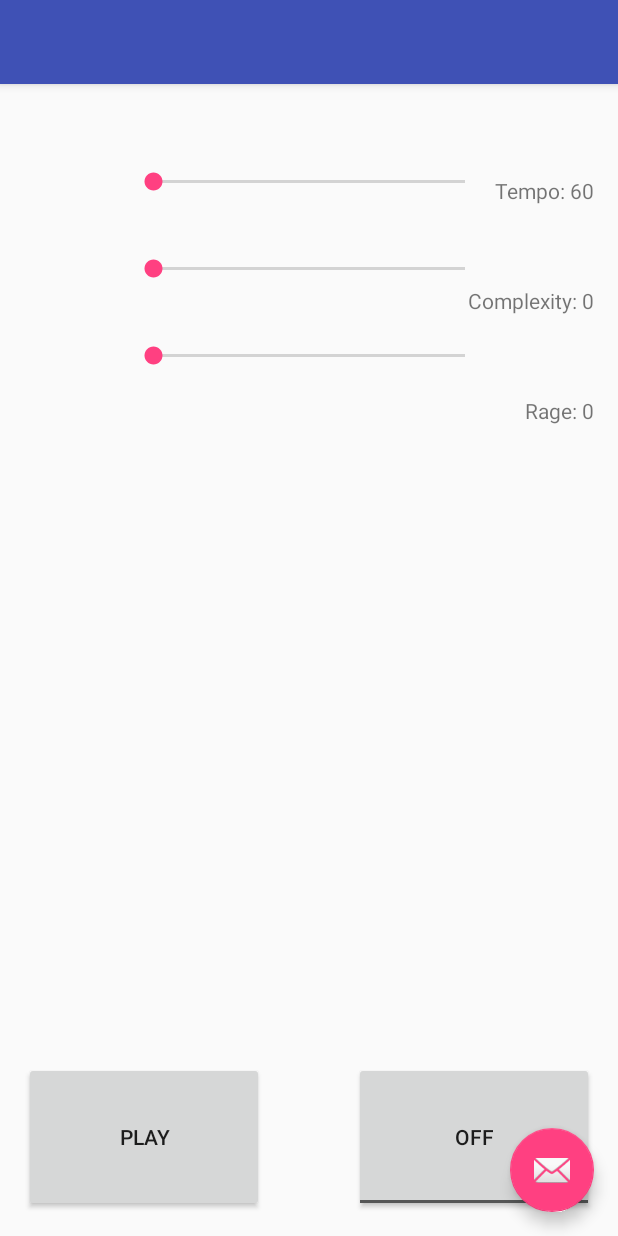
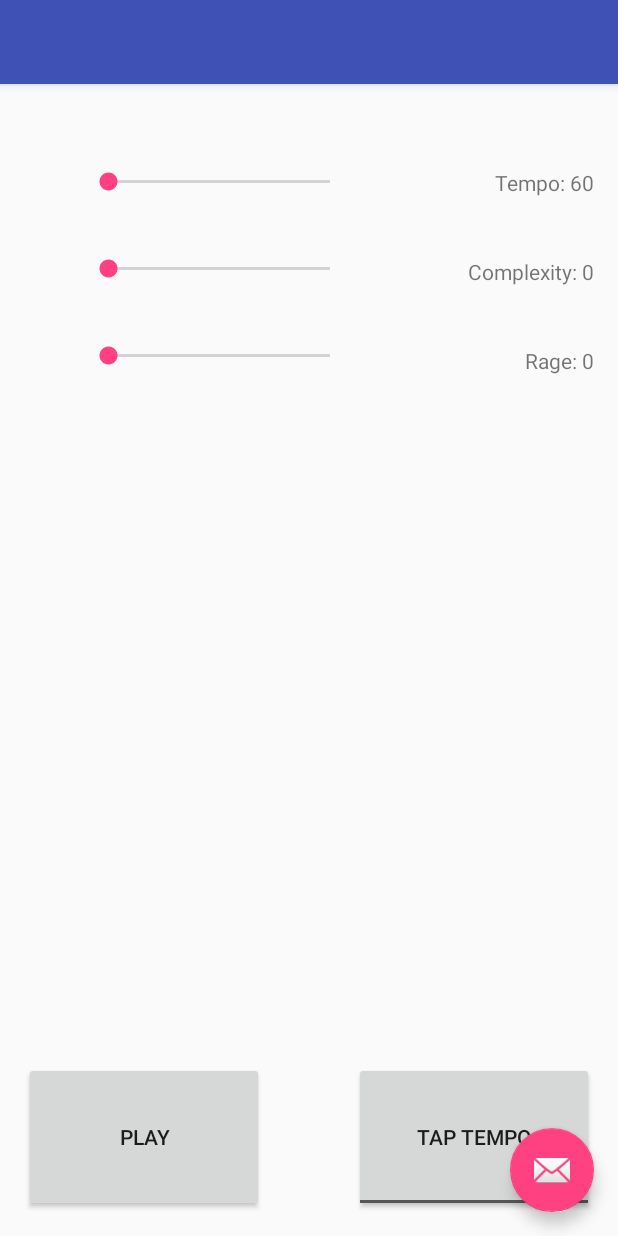
Before and after one commit to celowsky/autodj, an Android app: the screen it shows after launch (Composer), on a phone screen of 412 x 824 dp. Run offline under Robolectric (Android 15) with nearby library versions, the phone set to English and light mode, and no system bars; pictures from the network do not load.

Commit message:
Changed the UI so that it looks good. we believe that my emulator distorts the screen, so the UI we had before looks distorted on other screens. Also we changed the text in the Tap Tempo Button

```diff
--- a/app/src/main/res/layout/content_main.xml
+++ b/app/src/main/res/layout/content_main.xml
@@ -13,10 +13,9 @@
 
     <SeekBar
         android:layout_height="wrap_content"
-        android:layout_width="240dp"
-        android:layout_centerHorizontal="true"
+        android:layout_width="180dp"
         android:paddingTop="40dp"
-        android:paddingRight="52dp"
+        android:layout_marginLeft="40dp"
         android:max="90"
         android:id="@+id/tempoSeekBar" />
 
@@ -25,16 +24,15 @@
         android:text="Tempo: 60"
         android:layout_width="wrap_content"
         android:layout_height="wrap_content"
-        android:paddingTop="45dp"
+        android:paddingTop="40dp"
         android:layout_alignParentRight="true"
         android:id="@+id/tempoTextView" />
 
     <SeekBar
         android:layout_height="wrap_content"
-        android:layout_width="240dp"
-        android:layout_centerHorizontal="true"
+        android:layout_width="180dp"
         android:paddingTop="40dp"
-        android:paddingRight="52dp"
+        android:layout_marginLeft="40dp"
         android:layout_below="@id/tempoSeekBar"
         android:max="10"
         android:id="@+id/complexitySeekBar" />
@@ -45,16 +43,16 @@
         android:layout_width="wrap_content"
         android:layout_height="wrap_content"
         android:layout_alignParentRight="true"
-        android:paddingTop="54dp"
+        android:paddingTop="40dp"
         android:layout_below="@id/tempoTextView"
         android:id="@+id/complexityTextView" />
 
     <SeekBar
         android:layout_height="wrap_content"
-        android:layout_width="240dp"
-        android:layout_centerHorizontal="true"
+        android:layout_width="180dp"
+
         android:max="10"
-        android:paddingRight="52dp"
+        android:layout_marginLeft="40dp"
         android:paddingTop="40dp"
         android:layout_below="@id/complexitySeekBar"
         android:id="@+id/rageSeekBar" />
@@ -64,7 +62,7 @@
         android:text="Rage: 0"
         android:layout_width="wrap_content"
         android:layout_height="wrap_content"
-        android:paddingTop="54dp"
+        android:paddingTop="40dp"
         android:layout_alignParentRight="true"
         android:layout_below="@id/complexityTextView"
         android:id="@+id/rageTextView" />
@@ -83,7 +81,8 @@
         android:layout_height="100dp"
         android:layout_alignParentBottom="true"
         android:layout_alignParentRight="true"
-        android:text="Tap Tempo"
+        android:textOff="Tap Tempo"
+        android:textOn="Tap Tempo"
         android:id="@+id/tapTempoButton" />
 
 
```
